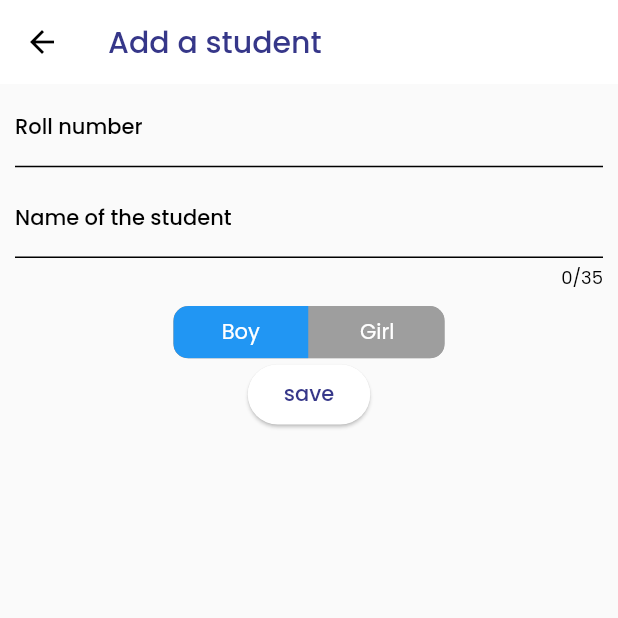
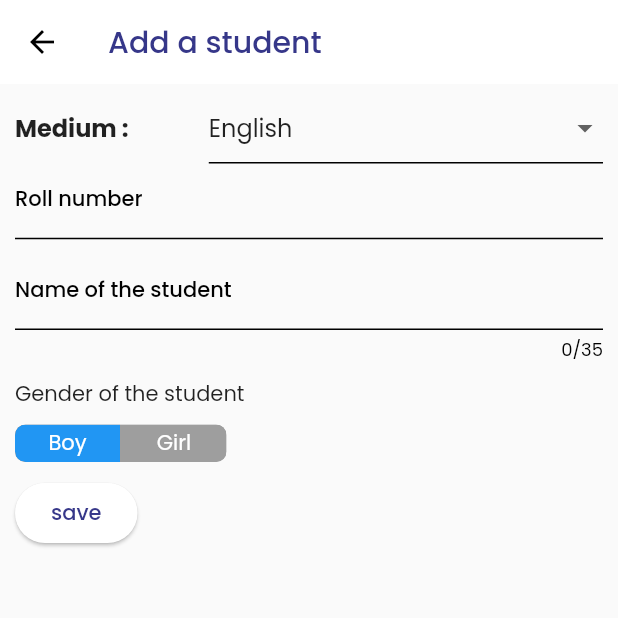
Before and after one commit to HarshMakwana27/blue_saffron_school_app, a Flutter app: the AddStudent screen opened directly, after a tap on "Boy", on a phone screen of 412 x 824 dp, the top half of it. Run offline on Flutter 3.47's test engine with Material 2 defaults, Android fonts, the phone set to English and light mode, and no system bars; drawn by our look-alikes of toggle_switch; our stand-ins replace google_fonts, transparent_image; missing offline and left inert: dart:ffi.

Commit message:
updated add student form

```diff
--- a/lib/screens/add_student.dart
+++ b/lib/screens/add_student.dart
@@ -1,6 +1,7 @@
 import 'package:flutter/material.dart';
 import 'package:school/model/student.dart';
 import 'package:http/http.dart' as http;
+import 'package:school/widgets/student_tile.dart';
 import 'dart:convert';
 
 import 'package:toggle_switch/toggle_switch.dart';
@@ -16,6 +17,8 @@ class _AddStudentState extends State<AddStudent> {
   final formKey = GlobalKey<FormState>();
   String name = '';
   int rollNo = 0;
+  Gender? gender;
+  Medium medium = Medium.english;
 
   void saveInfo() {
     if (formKey.currentState!.validate()) {
@@ -66,11 +69,46 @@ class _AddStudentState extends State<AddStudent> {
         child: Padding(
           padding: const EdgeInsets.symmetric(horizontal: 10, vertical: 5),
           child: Column(
+            crossAxisAlignment: CrossAxisAlignment.start,
             children: [
               // Container(
               //   height: 20,
               //   color: Theme.of(context).colorScheme.primary,
               // ),
+
+              Row(
+                children: [
+                  Text(
+                    'Medium : ',
+                    style: Theme.of(context)
+                        .textTheme
+                        .titleMedium!
+                        .copyWith(fontWeight: FontWeight.bold),
+                  ),
+                  const SizedBox(
+                    width: 50,
+                  ),
+                  Expanded(
+                    child: DropdownButtonFormField<Medium>(
+                        value: medium,
+                        items: [
+                          DropdownMenuItem(
+                            value: Medium.english,
+                            child: Text(Medium.english.name.capitalize()),
+                          ),
+                          DropdownMenuItem(
+                            value: Medium.gujarati,
+                            child: Text(Medium.gujarati.name.capitalize()),
+                          )
+                        ],
+                        onChanged: (value) {
+                          setState(() {
+                            medium = value!;
+                          });
+                        }),
+                  ),
+                ],
+              ),
 
               TextFormField(
                 style: Theme.of(context).textTheme.bodyLarge,
@@ -117,11 +155,15 @@ class _AddStudentState extends State<AddStudent> {
                 height: 10,
               ),
 
+              const Text('Gender of the student'),
+              const SizedBox(
+                height: 10,
+              ),
               ToggleSwitch(
-                minWidth: 90.0,
+                minWidth: 70,
                 initialLabelIndex: 1,
-                minHeight: 35,
-                cornerRadius: 10,
+                minHeight: 25,
+                cornerRadius: 7,
                 activeFgColor: Colors.white,
                 inactiveBgColor: Colors.grey,
                 inactiveFgColor: Colors.white,
@@ -133,12 +175,15 @@ class _AddStudentState extends State<AddStudent> {
                 ],
                 onToggle: (index) {
                   if (index == 0) {
-                    print('boy');
+                    gender = Gender.male;
                   }
                   if (index == 1) {
-                    print('girl');
+                    gender = Gender.female;
                   }
                 },
+              ),
+              const SizedBox(
+                height: 10,
               ),
               ElevatedButton(onPressed: saveInfo, child: const Text("save"))
             ],
```
